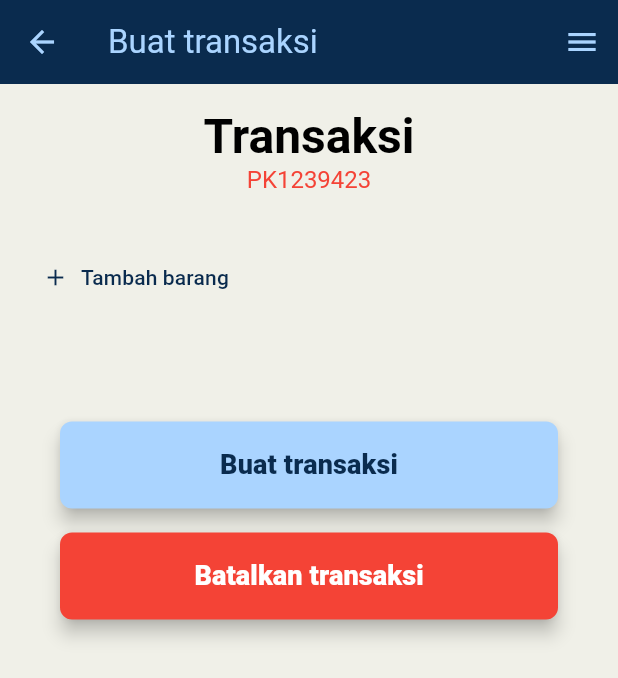
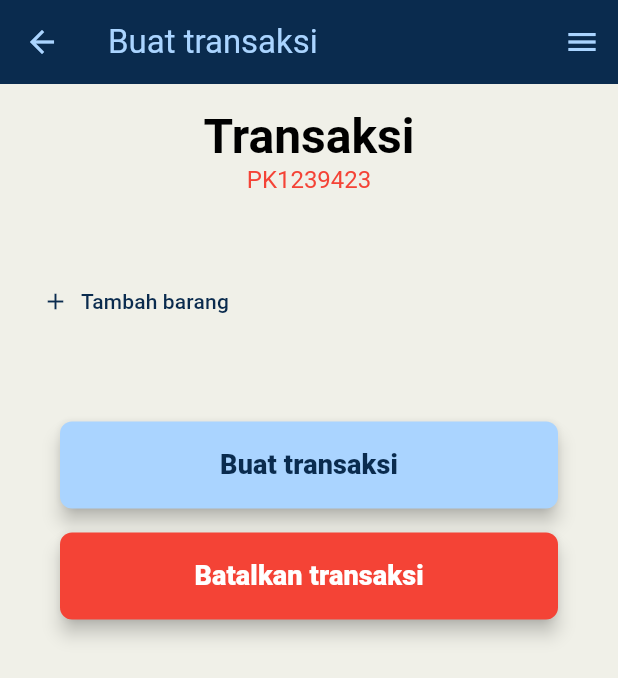
Before and after one commit to KelpinHarr/project_bazzar, a Flutter app: the BuatTransaksi screen opened directly, on a phone screen of 412 x 824 dp. Shown: the top 678 px of the screen. Run offline on Flutter 3.47's test engine with Material 3 defaults, Android fonts, the light colour scheme and no system bars; our stand-ins replace camera, dotted_border, dropdown_search, file_picker, iconsax; missing offline and left inert: qr_code_scanner.

Commit message:
small revision
kurang tekan batalkan transaksi, buat transaksi, tampilan home stand (tunggu ada data)

```diff
--- a/lib/stand/buatTransaksi.dart
+++ b/lib/stand/buatTransaksi.dart
@@ -44,7 +44,8 @@
       key: GlobalKey(),
       body: Scaffold(
         backgroundColor: const Color(0xffF0F0E8),
-        body: Padding(
+        body: SingleChildScrollView(
+          child: Padding(
             padding: const EdgeInsets.all(16.0),
             child: Form(
               key: _formKey,
@@ -302,6 +303,7 @@
                     ),
                   ),
 
+                  const SizedBox(height: 16.0),
                   Visibility(
                     visible: !_showTambahBarangInput, // Ubah visible ke false jika _showTambahBarangInput true
                     child: TextButton(
@@ -324,7 +326,7 @@
                     ),
                   ),
 
-                const SizedBox(height: 64.0),
+                  const SizedBox(height: 48.0),
                   // button buat transaksi
                   Padding(
                     padding: EdgeInsets.symmetric(horizontal: 24.0, vertical: 8.0),
@@ -387,6 +389,7 @@
             ),
           ),
         ),
+      ),
       activePage: 'Buat transaksi',
     );
   }
```
Lines whose indentation alone changed are shown as unchanged.
